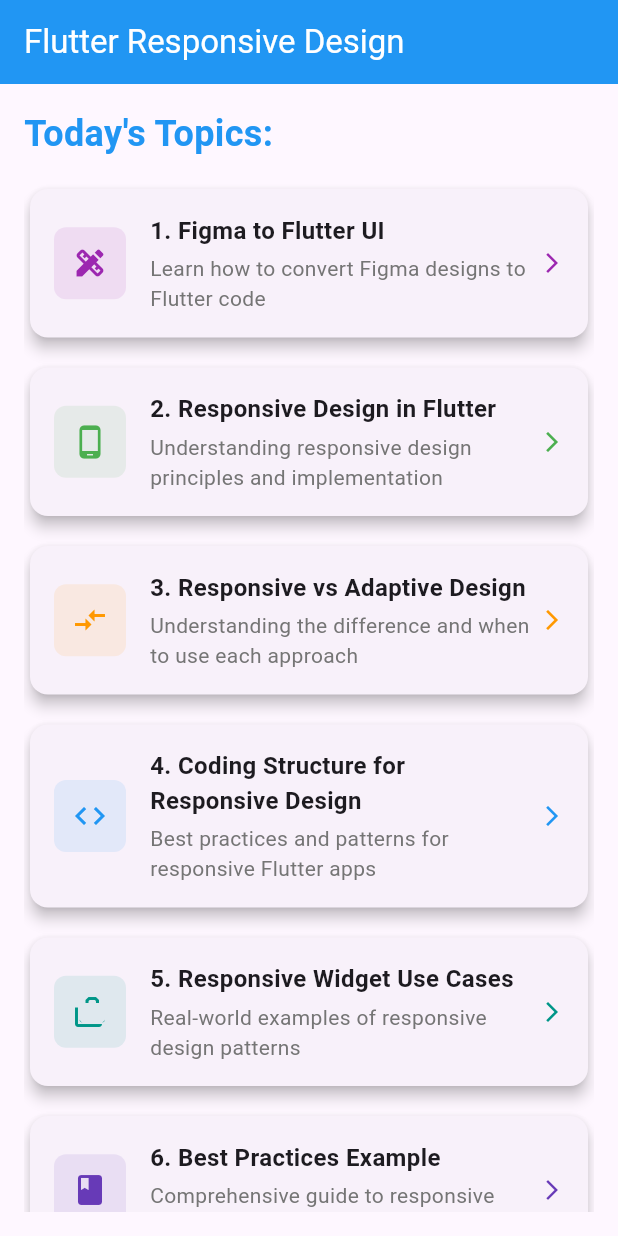
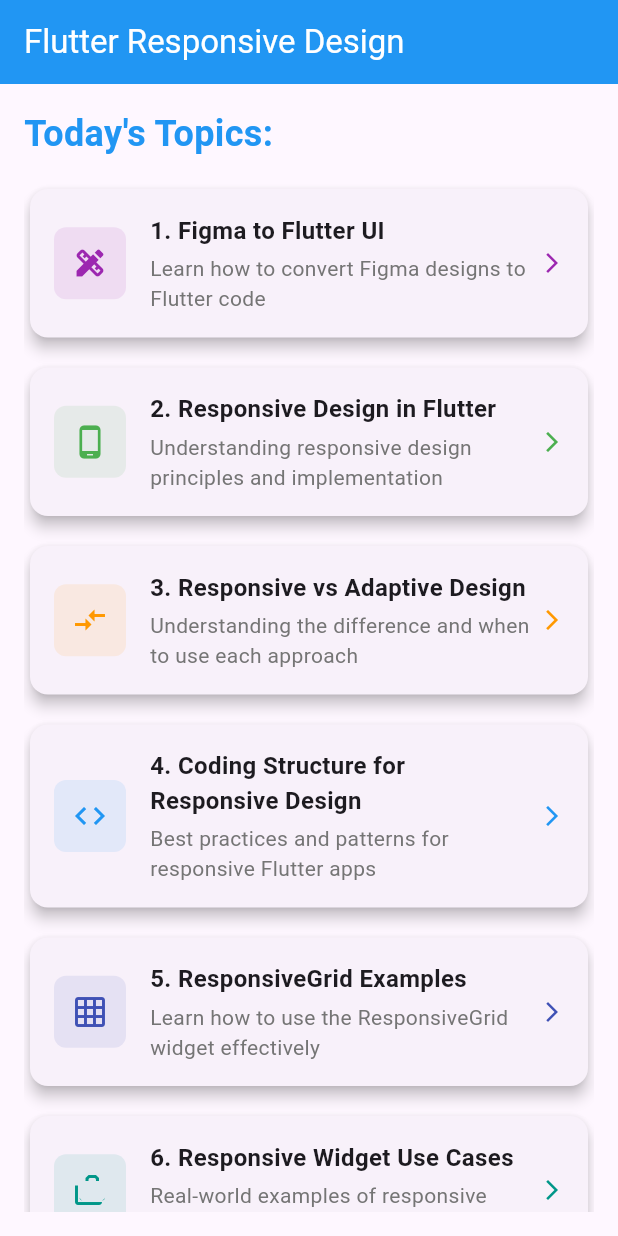
Before and after one commit to demo-Ashif/ic-batch3-flutter, a Flutter app: the screen it shows after launch, on a phone screen of 412 x 824 dp. Run offline on Flutter 3.47's test engine with Material 3 defaults, Android fonts, the phone set to English and light mode, and no system bars.

Commit message:
new code added

```diff
--- /dev/null
+++ b/lib/app_typography.dart
@@ -0,0 +1,35 @@
+import 'package:flutter/material.dart';
+
+/// App typography system for consistent text styles
+class AppTypography {
+  static const TextStyle heading1 = TextStyle(
+    fontSize: 24,
+    fontWeight: FontWeight.bold,
+    color: Colors.blue,
+  );
+
+  static const TextStyle heading2 = TextStyle(
+    fontSize: 20,
+    fontWeight: FontWeight.bold,
+  );
+
+  static const TextStyle heading3 = TextStyle(
+    fontSize: 18,
+    fontWeight: FontWeight.bold,
+  );
+
+  static const TextStyle body = TextStyle(
+    fontSize: 16,
+    fontWeight: FontWeight.normal,
+  );
+
+  static const TextStyle caption = TextStyle(
+    fontSize: 14,
+    fontWeight: FontWeight.normal,
+  );
+
+  static const TextStyle small = TextStyle(
+    fontSize: 12,
+    fontWeight: FontWeight.normal,
+  );
+}
--- a/lib/home_screen.dart
+++ b/lib/home_screen.dart
@@ -1,4 +1,7 @@
 import 'package:flutter/material.dart';
+import 'app_typography.dart';
+import 'responsive_grid.dart';
+import 'responsive_grid_example.dart';
 import 'figma_to_flutter_example.dart';
 import 'responsive_vs_adaptive_example.dart';
 import 'media_query_examples.dart';
@@ -22,14 +25,7 @@ class HomeScreen extends StatelessWidget {
           child: Column(
             crossAxisAlignment: CrossAxisAlignment.start,
             children: [
-              const Text(
-                'Today\'s Topics:',
-                style: TextStyle(
-                  fontSize: 24,
-                  fontWeight: FontWeight.bold,
-                  color: Colors.blue,
-                ),
-              ),
+              Text('Today\'s Topics:', style: AppTypography.heading1),
               const SizedBox(height: 16),
 
               // Topic 1: Figma to Flutter UI
@@ -100,10 +96,27 @@ class HomeScreen extends StatelessWidget {
 
               const SizedBox(height: 12),
 
-              // Topic 5: Use Cases
+              // Topic 5: ResponsiveGrid Examples
               _buildTopicCard(
                 context,
-                '5. Responsive Widget Use Cases',
+                '5. ResponsiveGrid Examples',
+                'Learn how to use the ResponsiveGrid widget effectively',
+                Icons.grid_on,
+                Colors.indigo,
+                () => Navigator.push(
+                  context,
+                  MaterialPageRoute(
+                    builder: (context) => const ResponsiveGridExample(),
+                  ),
+                ),
+              ),
+
+              const SizedBox(height: 12),
+
+              // Topic 6: Use Cases
+              _buildTopicCard(
+                context,
+                '6. Responsive Widget Use Cases',
                 'Real-world examples of responsive design patterns',
                 Icons.cases,
                 Colors.teal,
@@ -117,10 +130,10 @@ class HomeScreen extends StatelessWidget {
 
               const SizedBox(height: 12),
 
-              // Topic 6: Best Practices
+              // Topic 7: Best Practices
               _buildTopicCard(
                 context,
-                '6. Best Practices Example',
+                '7. Best Practices Example',
                 'Comprehensive guide to responsive design best practices',
                 Icons.book,
                 Colors.deepPurple,
--- a/lib/media_query_examples.dart
+++ b/lib/media_query_examples.dart
@@ -5,7 +5,7 @@ import 'responsive_widget.dart';
 /// Comprehensive examples of MediaQuery usage and responsive design patterns
 /// This demonstrates various techniques for creating responsive layouts
 class MediaQueryExamples extends StatelessWidget {
-  const MediaQueryExamples({Key? key}) : super(key: key);
+  const MediaQueryExamples({super.key});
 
   @override
   Widget build(BuildContext context) {
--- a/lib/responsive_use_cases.dart
+++ b/lib/responsive_use_cases.dart
@@ -18,6 +18,7 @@ class ResponsiveUseCases extends StatelessWidget {
         padding: ResponsiveHelper.getResponsivePadding(context),
         child: Column(
           children: [
+
             _buildEcommerceUseCase(context),
             const SizedBox(height: 24),
             _buildDashboardUseCase(context),
```
Also changed, not shown: lib/app_colors.dart (added, +9 -0 lines), lib/responsive_grid.dart (added, +40 -0 lines), lib/responsive_grid_example.dart (added, +341 -0 lines).
